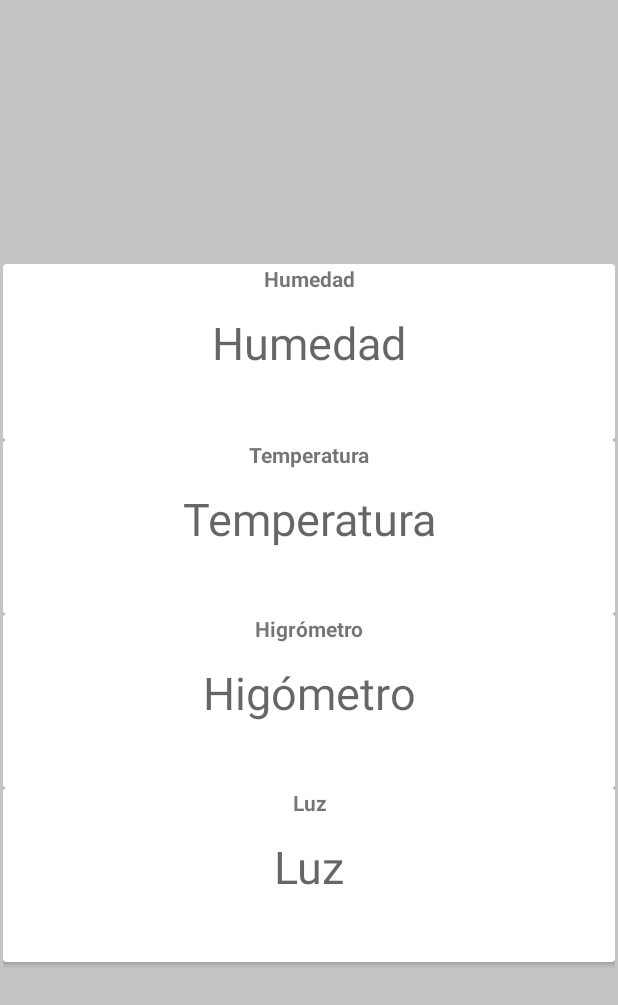
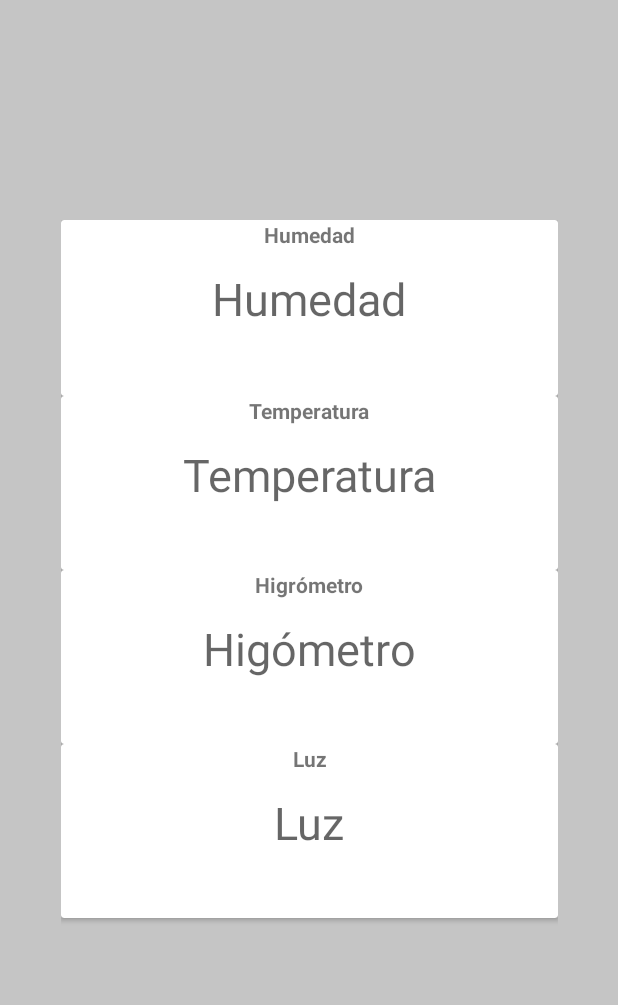
Before and after one commit to JosherBlack/MQTT_revengue, an Android app: the screen it shows after launch (MainActivity), on a phone screen of 412 x 824 dp. Shown: the top 1005 px of the screen. Run offline under Robolectric (Android 15) with nearby library versions, the phone set to English and light mode, and no system bars; libraries missing offline, so code that uses them is left out: org.eclipse.paho; 4 statements that could not run were skipped.

Commit message:
Cambios esteticos numeros 2319481092349

```diff
--- a/app/src/main/res/layout/activity_main.xml
+++ b/app/src/main/res/layout/activity_main.xml
@@ -8,8 +8,8 @@
     tools:context=".MainActivity">
 
     <RelativeLayout
-        android:layout_width="408dp"
-        android:layout_height="472dp"
+        android:layout_width="331dp"
+        android:layout_height="531dp"
         android:layout_marginStart="1dp"
         android:layout_marginLeft="1dp"
         android:layout_marginTop="1dp"
@@ -38,10 +38,10 @@
                     <TextView
                         android:id="@+id/textView5"
                         android:layout_width="match_parent"
-                        android:textStyle="bold"
                         android:layout_height="32dp"
                         android:gravity="center_horizontal"
-                        android:text="Humedad" />
+                        android:text="Humedad"
+                        android:textStyle="bold" />
 
                     <TextView
                         android:id="@+id/tv1"
@@ -49,6 +49,7 @@
                         android:layout_height="74dp"
                         android:gravity="center_horizontal"
                         android:hint="Humedad"
+                        android:textColor="@android:color/background_dark"
                         android:textSize="30sp" />
                 </LinearLayout>
 
@@ -66,10 +67,10 @@
                     <TextView
                         android:id="@+id/textView6"
                         android:layout_width="match_parent"
-                        android:textStyle="bold"
                         android:layout_height="32dp"
                         android:gravity="center_horizontal"
-                        android:text="Temperatura" />
+                        android:text="Temperatura"
+                        android:textStyle="bold" />
 
                     <TextView
                         android:id="@+id/tv2"
@@ -77,6 +78,7 @@
                         android:layout_height="74dp"
                         android:gravity="center_horizontal"
                         android:hint="Temperatura"
+                        android:textColor="@android:color/background_dark"
                         android:textSize="30sp" />
                 </LinearLayout>
 
@@ -94,10 +96,10 @@
                     <TextView
                         android:id="@+id/textView7"
                         android:layout_width="match_parent"
-                        android:textStyle="bold"
                         android:layout_height="32dp"
                         android:gravity="center_horizontal"
-                        android:text="Higrómetro" />
+                        android:text="Higrómetro"
+                        android:textStyle="bold" />
 
                     <TextView
                         android:id="@+id/tv3"
@@ -105,6 +107,7 @@
                         android:layout_height="74dp"
                         android:gravity="center_horizontal"
                         android:hint="Higómetro"
+                        android:textColor="@android:color/background_dark"
                         android:textSize="30sp" />
                 </LinearLayout>
 
@@ -122,10 +125,10 @@
                     <TextView
                         android:id="@+id/textView8"
                         android:layout_width="match_parent"
-                        android:textStyle="bold"
                         android:layout_height="32dp"
                         android:gravity="center_horizontal"
-                        android:text="Luz" />
+                        android:text="Luz"
+                        android:textStyle="bold" />
 
                     <TextView
                         android:id="@+id/tv4"
@@ -133,6 +136,7 @@
                         android:layout_height="74dp"
                         android:gravity="center_horizontal"
                         android:hint="Luz"
+                        android:textColor="@android:color/background_dark"
                         android:textSize="30sp" />
                 </LinearLayout>
 
```
